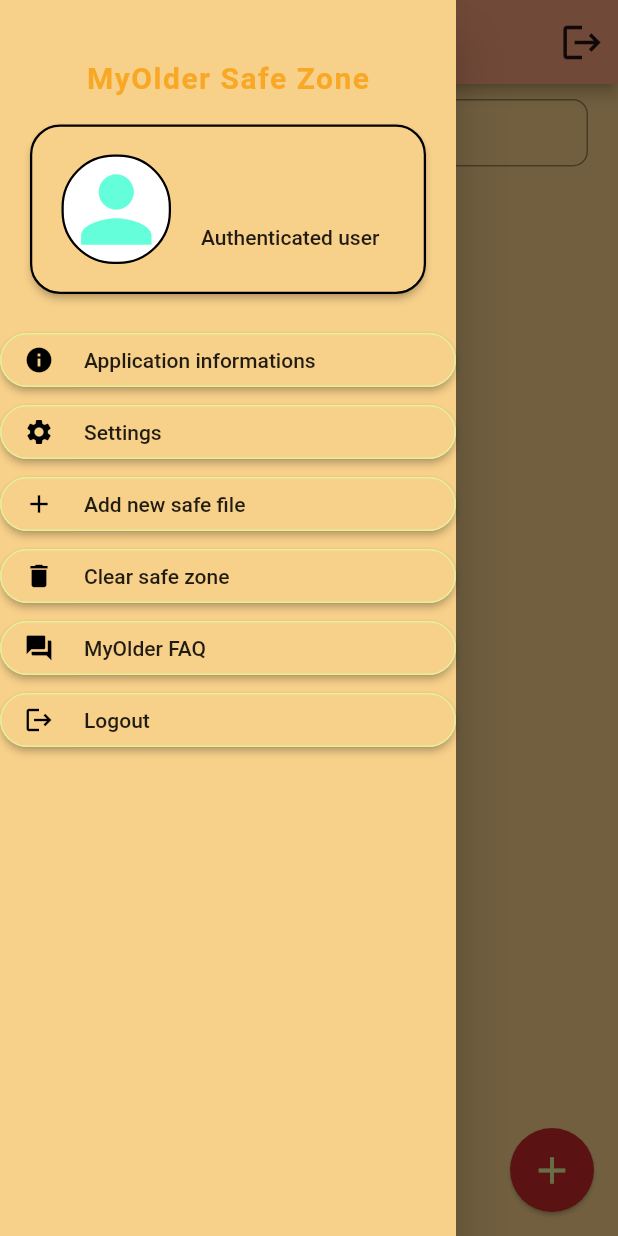
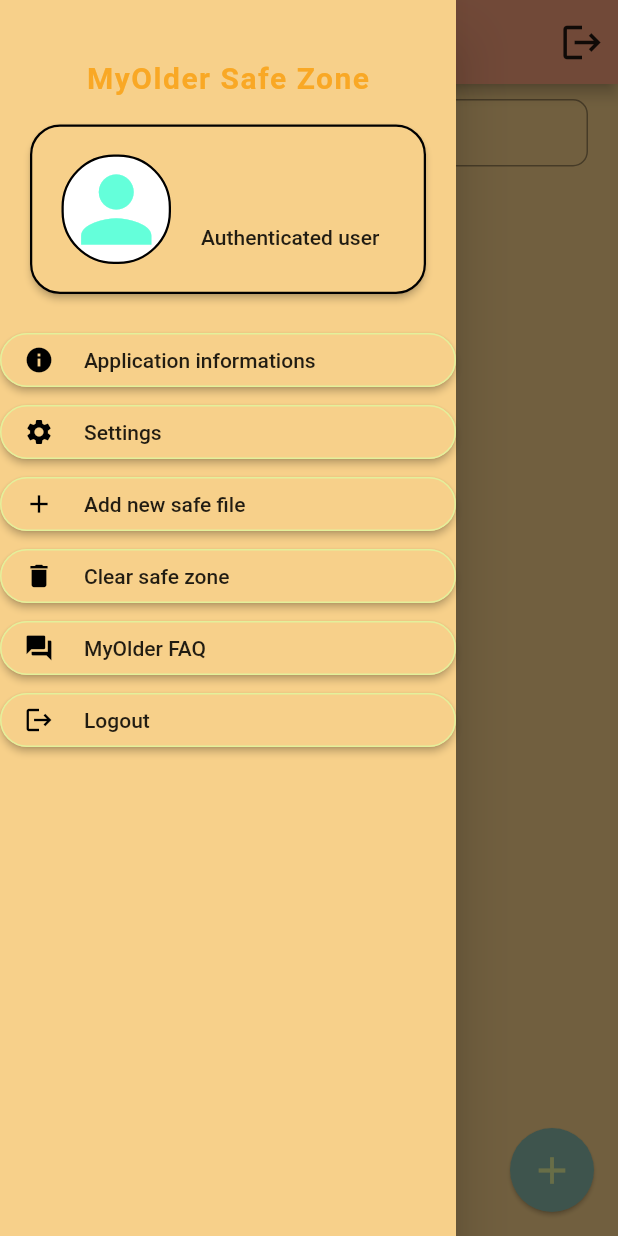
Before and after one commit to Gabriele266/MyOlder, a Flutter app: the SafeZoneHome screen opened directly with empty values, with the side drawer open, on a phone screen of 412 x 824 dp. Run offline on Flutter 3.47's test engine with Material 2 defaults, Android fonts, the phone set to English and light mode, and no system bars; our stand-ins replace open_file; missing offline and left inert: aes_crypt, keyboard_visibility; Roboto replaces fonts that are missing (Times New Roman).

Commit message:
Added new color

```diff
--- a/my_older/lib/global/theme.dart
+++ b/my_older/lib/global/theme.dart
@@ -10,6 +10,7 @@ class AppTheme {
         backgroundColor: CustomColors.orangeAccent,
         primaryColor: CustomColors.orangeAccent,
         primaryColorDark: CustomColors.brown,
+        primaryColorLight: CustomColors.bluet,
         accentColor: CustomColors.lightYellow,
         canvasColor: CustomColors.orangeAccent,
         errorColor: Colors.red[800],
@@ -126,8 +127,8 @@ class AppTheme {
         ),
 
         floatingActionButtonTheme: FloatingActionButtonThemeData(
-          splashColor: Colors.orange,
-          backgroundColor: Colors.red[800],
+          splashColor: CustomColors.lightYellow,
+          backgroundColor: CustomColors.bluet,
           elevation: 1.2,
         ),
 
```
